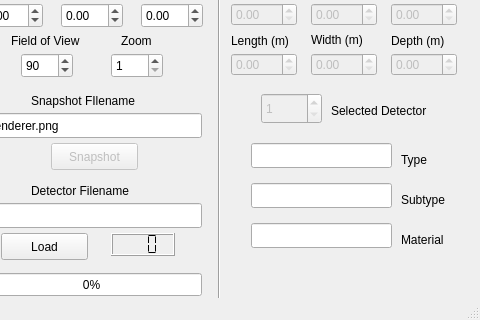
Above: tools/qtfiles/camera.ui from cthornsb/Vikar before the change; both pictures show x 289 to 769 and y 113 to 433 of the 769 by 433 pixel window. Below: the same form after it.
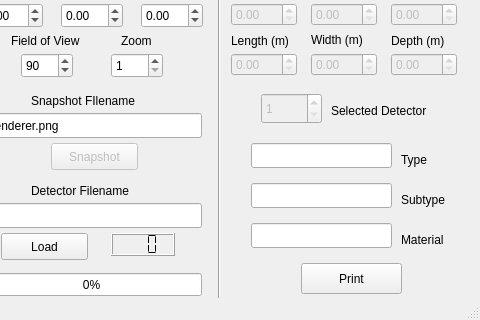
That is the form after the change.

Commit message: Added print button to renderer to print det entry

The edit to the form file:
```diff
--- a/tools/qtfiles/camera.ui
+++ b/tools/qtfiles/camera.ui
@@ -866,6 +866,19 @@
      <string>Quit</string>
     </property>
    </widget>
+   <widget class="QPushButton" name="pushButton_print">
+    <property name="geometry">
+     <rect>
+      <x>590</x>
+      <y>340</y>
+      <width>101</width>
+      <height>31</height>
+     </rect>
+    </property>
+    <property name="text">
+     <string>Print</string>
+    </property>
+   </widget>
   </widget>
   <widget class="QMenuBar" name="menuBar">
    <property name="geometry">
```
The commit also changes 2 other files.
